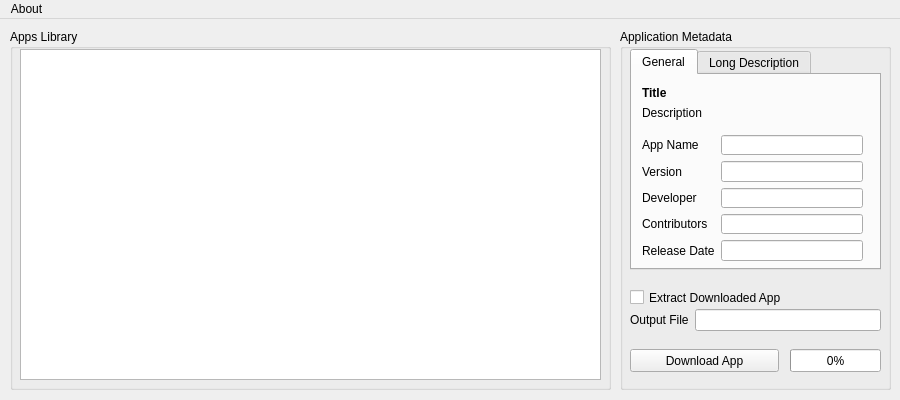
Old version of the form gui/united.ui in the repository dhtdht020/osc-dl.
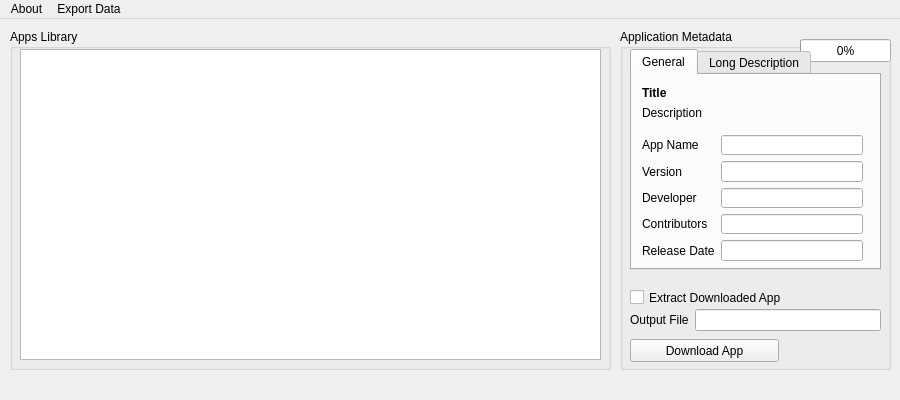
New version of the form.

Commit message: Added export to osc-dl

```diff
--- a/gui/united.ui
+++ b/gui/united.ui
@@ -41,7 +41,7 @@
       <x>10</x>
       <y>10</y>
       <width>601</width>
-      <height>361</height>
+      <height>341</height>
      </rect>
     </property>
     <property name="title">
@@ -53,7 +53,7 @@
        <x>10</x>
        <y>20</y>
        <width>581</width>
-       <height>331</height>
+       <height>311</height>
       </rect>
      </property>
      <property name="currentRow">
@@ -67,7 +67,7 @@
       <x>620</x>
       <y>10</y>
       <width>271</width>
-      <height>361</height>
+      <height>341</height>
      </rect>
     </property>
     <property name="title">
@@ -89,8 +89,8 @@
     <widget class="QProgressBar" name="progressBar">
      <property name="geometry">
       <rect>
-       <x>170</x>
-       <y>320</y>
+       <x>180</x>
+       <y>10</y>
        <width>91</width>
        <height>23</height>
       </rect>
@@ -303,7 +303,7 @@
      <property name="geometry">
       <rect>
        <x>10</x>
-       <y>320</y>
+       <y>310</y>
        <width>149</width>
        <height>23</height>
       </rect>
@@ -351,7 +351,25 @@
     </property>
     <addaction name="actionAbout_OSC_DL"/>
    </widget>
+   <widget class="QMenu" name="menuExport">
+    <property name="title">
+     <string>Export Data</string>
+    </property>
+    <widget class="QMenu" name="menuApplication_List">
+     <property name="title">
+      <string>Application List</string>
+     </property>
+     <addaction name="actionTXT_file"/>
+    </widget>
+    <addaction name="menuApplication_List"/>
+   </widget>
    <addaction name="menuAbout"/>
+   <addaction name="menuExport"/>
+  </widget>
+  <widget class="QStatusBar" name="statusBar">
+   <property name="sizeGripEnabled">
+    <bool>false</bool>
+   </property>
   </widget>
   <action name="actionAbout_OSC_DL">
    <property name="enabled">
```
Left out of the diff: 14 changed lines with no effect on the pictures. The commit also changes 5 other files.
